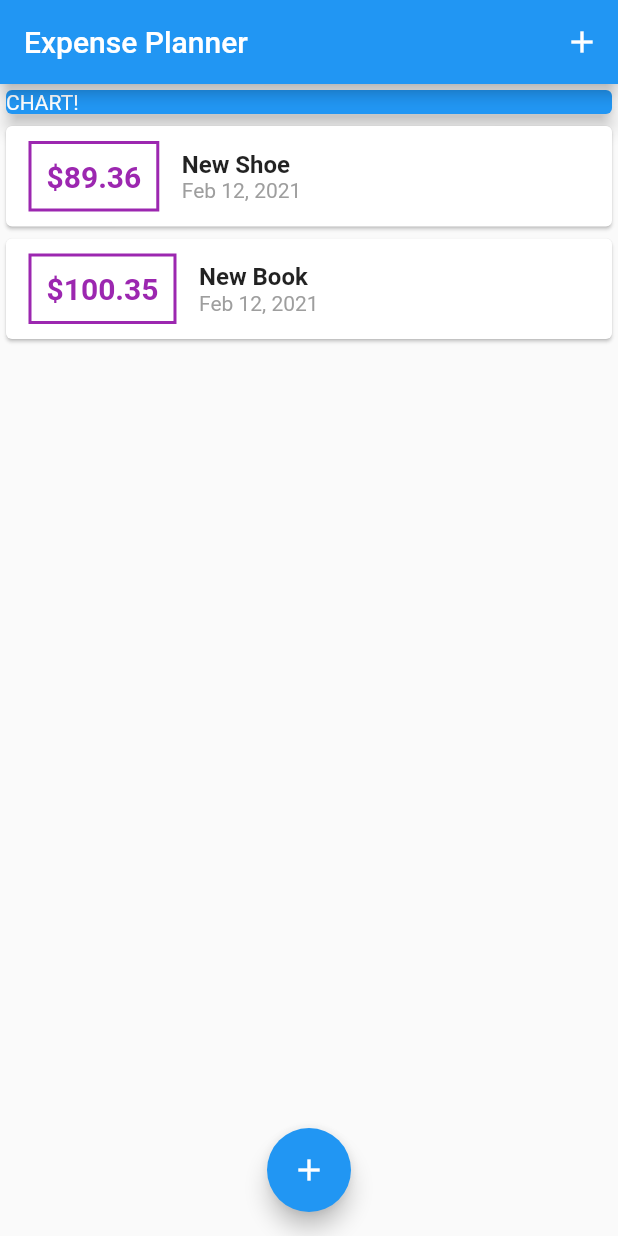
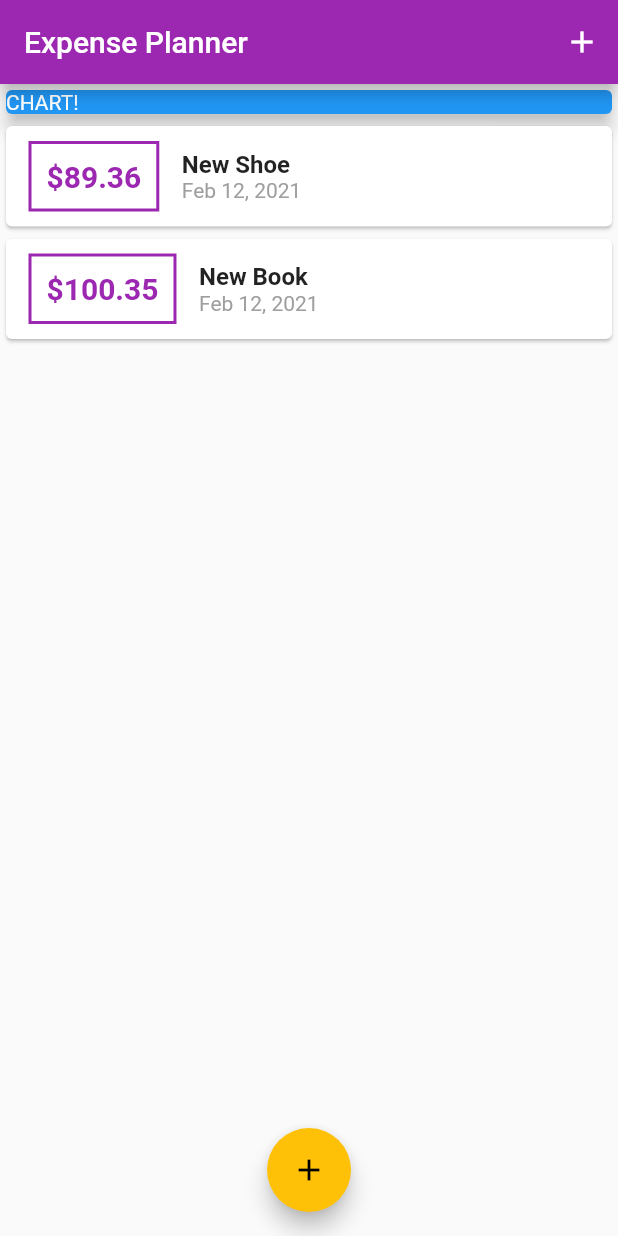
Before and after one commit to shuvo18103107/Expense-Planner-App, a Flutter app: the screen it shows after launch, on a phone screen of 412 x 824 dp. Run offline on Flutter 3.47's test engine with Material 2 defaults, Android fonts, the phone set to English and light mode, and no system bars.

Commit message:
🎨 configuring and using theme

```diff
--- a/lib/main.dart
+++ b/lib/main.dart
@@ -10,7 +10,12 @@ void main() {
 class MyApp extends StatelessWidget {
   @override
   Widget build(BuildContext context) {
-    return MaterialApp(home: Home());
+    return MaterialApp(
+        title: 'personal expense',
+        theme:
+            ThemeData(primarySwatch: Colors.purple, accentColor: Colors.amber),
+        debugShowCheckedModeBanner: false,
+        home: Home());
   }
 }
 
@@ -49,9 +54,7 @@ class _HomeState extends State<Home> {
 
   @override
   Widget build(BuildContext context) {
-    return MaterialApp(
-        debugShowCheckedModeBanner: false,
-        home: Scaffold(
+    return Scaffold(
       appBar: AppBar(
         actions: [
           IconButton(
@@ -80,11 +83,9 @@ class _HomeState extends State<Home> {
           ],
         ),
       ),
-          floatingActionButtonLocation:
-              FloatingActionButtonLocation.centerFloat,
+      floatingActionButtonLocation: FloatingActionButtonLocation.centerFloat,
       floatingActionButton: FloatingActionButton(
-              child: Icon(Icons.add),
-              onPressed: () => _addnewTransaction(context)),
-        ));
+          child: Icon(Icons.add), onPressed: () => _addnewTransaction(context)),
+    );
   }
 }
--- a/lib/widget/new-transactionList.dart
+++ b/lib/widget/new-transactionList.dart
@@ -19,6 +19,7 @@ class _UserInputState extends State<UserInput> {
     if (enterTitle.isEmpty || enterAmount <= 0) {
       return;
     }
+    // using widget we can acess widget class property inside the stat
 
     widget.addTrans(enterTitle, enterAmount);
     Navigator.of(context).pop();
```
Lines whose indentation alone changed are shown as unchanged.
